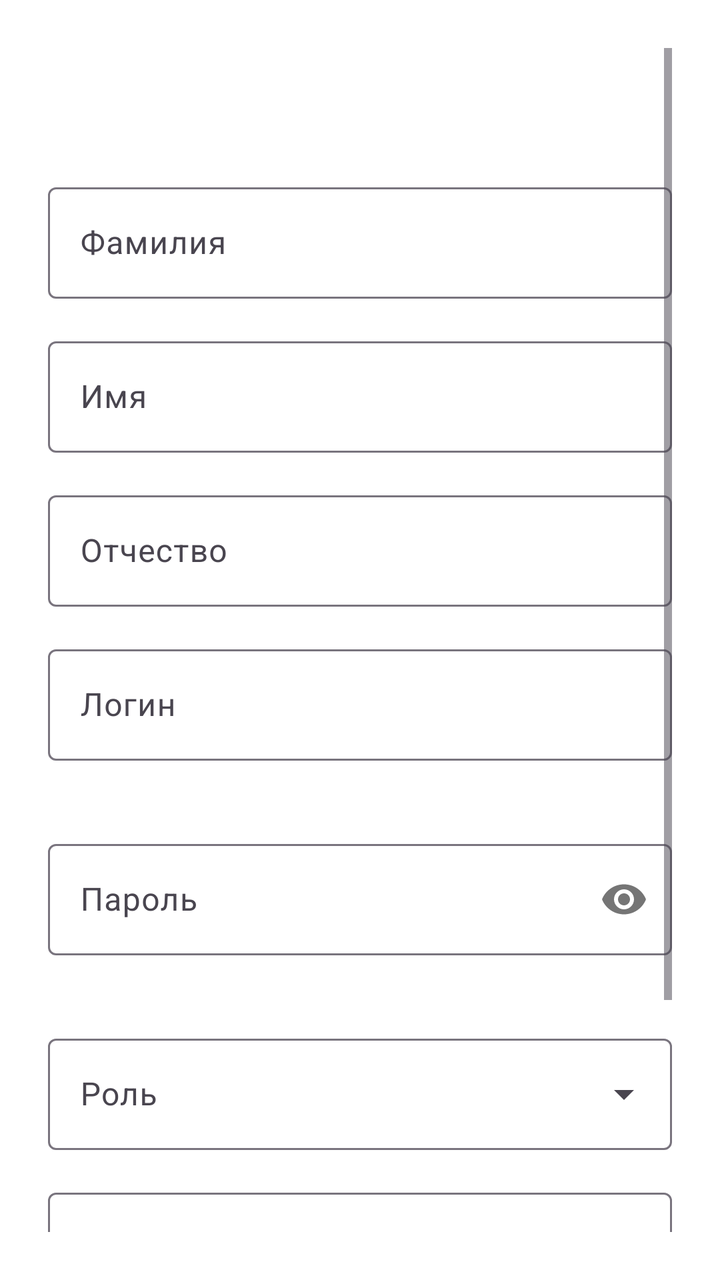
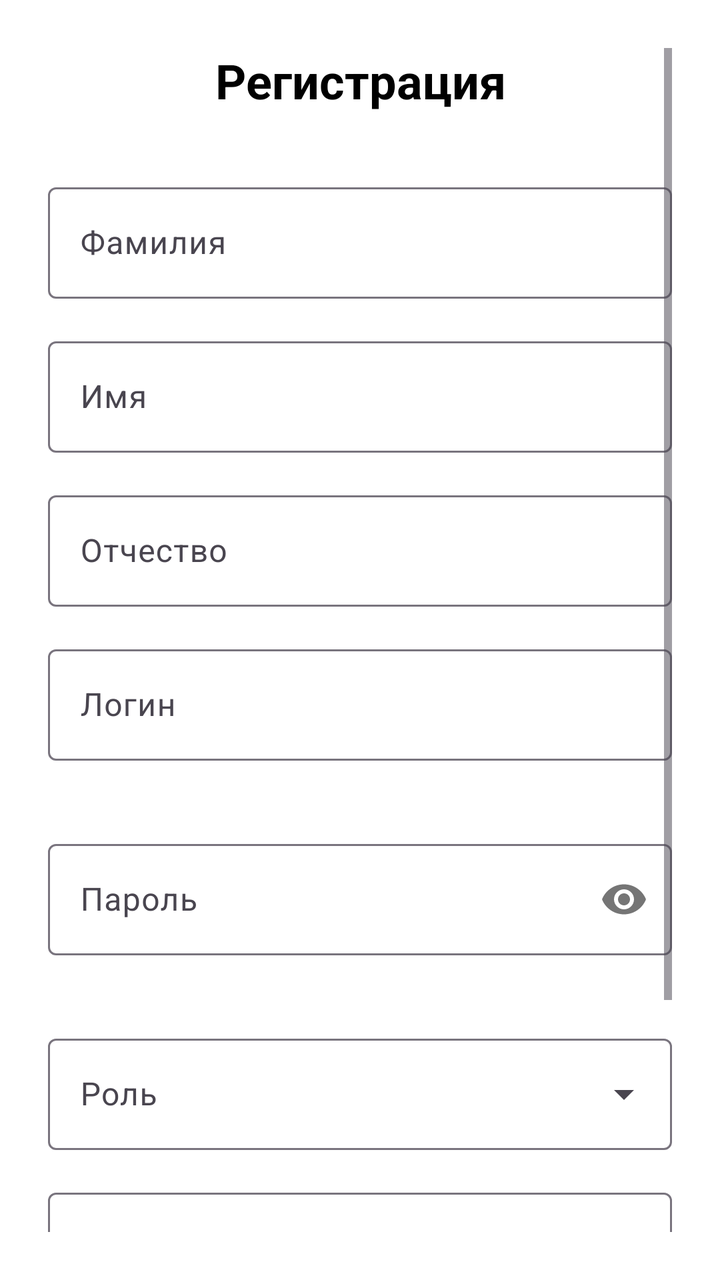

Two renders of the same Android screen: before a commit and after it. Below are the layout's source before the change and the commit's diff.
<!-- AndroidManifest.xml: application theme Theme.SoftwareAccountingAndroid -->
<!-- res/layout/activity_registration.xml -->
<?xml version="1.0" encoding="utf-8"?>
<ScrollView xmlns:android="http://schemas.android.com/apk/res/android"
    xmlns:app="http://schemas.android.com/apk/res-auto"
    android:layout_width="match_parent"
    android:layout_height="match_parent"
    android:padding="24dp"
    android:background="@color/white">

    <LinearLayout
        android:layout_width="match_parent"
        android:layout_height="wrap_content"
        android:orientation="vertical">

        <TextView
            android:layout_width="match_parent"
            android:layout_height="wrap_content"
            android:text="Регистрация"
            android:textSize="24sp"
            android:textStyle="bold"
            android:gravity="center"
            android:layout_marginBottom="32dp"
            android:textColor="@color/white" />

        
        <com.google.android.material.textfield.TextInputLayout
            android:layout_width="match_parent"
            android:layout_height="wrap_content"
            android:layout_marginBottom="16dp">

            <com.google.android.material.textfield.TextInputEditText
                android:id="@+id/etLastName"
                android:layout_width="match_parent"
                android:layout_height="wrap_content"
                android:hint="Фамилия"
                android:inputType="textCapWords"
                android:maxLines="1" />

        </com.google.android.material.textfield.TextInputLayout>

        
        <com.google.android.material.textfield.TextInputLayout
            android:layout_width="match_parent"
            android:layout_height="wrap_content"
            android:layout_marginBottom="16dp">

            <com.google.android.material.textfield.TextInputEditText
                android:id="@+id/etFirstName"
                android:layout_width="match_parent"
                android:layout_height="wrap_content"
                android:hint="Имя"
                android:inputType="textCapWords"
                android:maxLines="1" />

        </com.google.android.material.textfield.TextInputLayout>

        
        <com.google.android.material.textfield.TextInputLayout
            android:layout_width="match_parent"
            android:layout_height="wrap_content"
            android:layout_marginBottom="16dp">

            <com.google.android.material.textfield.TextInputEditText
                android:id="@+id/etPatronymic"
                android:layout_width="match_parent"
                android:layout_height="wrap_content"
                android:hint="Отчество"
                android:inputType="textCapWords"
                android:maxLines="1" />

        </com.google.android.material.textfield.TextInputLayout>

        
        <com.google.android.material.textfield.TextInputLayout
            android:layout_width="match_parent"
            android:layout_height="wrap_content"
            android:layout_marginBottom="16dp"
            app:errorEnabled="true">

            <com.google.android.material.textfield.TextInputEditText
                android:id="@+id/etLogin"
                android:layout_width="match_parent"
                android:layout_height="wrap_content"
                android:hint="Логин"
                android:inputType="text"
                android:maxLines="1" />

        </com.google.android.material.textfield.TextInputLayout>

        
        <com.google.android.material.textfield.TextInputLayout
            android:layout_width="match_parent"
            android:layout_height="wrap_content"
            android:layout_marginBottom="16dp"
            app:errorEnabled="true"
            app:passwordToggleEnabled="true">

            <com.google.android.material.textfield.TextInputEditText
                android:id="@+id/etPassword"
                android:layout_width="match_parent"
                android:layout_height="wrap_content"
                android:hint="Пароль"
                android:inputType="textPassword"
                android:maxLines="1" />

        </com.google.android.material.textfield.TextInputLayout>

        
        <com.google.android.material.textfield.TextInputLayout
            android:layout_width="match_parent"
            android:layout_height="wrap_content"
            android:layout_marginBottom="16dp"
            style="@style/Widget.Material3.TextInputLayout.OutlinedBox.ExposedDropdownMenu">

            <AutoCompleteTextView
                android:id="@+id/actvRole"
                android:layout_width="match_parent"
                android:layout_height="wrap_content"
                android:hint="Роль"
                android:inputType="none" />

        </com.google.android.material.textfield.TextInputLayout>

        
        <com.google.android.material.textfield.TextInputLayout
            android:layout_width="match_parent"
            android:layout_height="wrap_content"
            android:layout_marginBottom="32dp"
            style="@style/Widget.Material3.TextInputLayout.OutlinedBox.ExposedDropdownMenu">

            <AutoCompleteTextView
                android:id="@+id/actvDepartment"
                android:layout_width="match_parent"
                android:layout_height="wrap_content"
                android:hint="Отдел"
                android:inputType="none" />

        </com.google.android.material.textfield.TextInputLayout>

        
        <com.google.android.material.button.MaterialButton
            android:id="@+id/btnRegister"
            android:layout_width="match_parent"
            android:layout_height="wrap_content"
            android:text="Зарегистрироваться"
            android:textSize="16sp"
            android:layout_marginBottom="16dp"
            app:cornerRadius="12dp"
            android:backgroundTint="@color/white" />

        <com.google.android.material.button.MaterialButton
            android:id="@+id/btnBack"
            android:layout_width="match_parent"
            android:layout_height="wrap_content"
            android:text="Назад"
            android:textSize="16sp"
            app:cornerRadius="12dp"
            android:backgroundTint="@color/gray" />

        <ProgressBar
            android:id="@+id/progressBar"
            android:layout_width="wrap_content"
            android:layout_height="wrap_content"
            android:layout_gravity="center"
            android:visibility="gone" />

    </LinearLayout>

</ScrollView>
<!-- resources referenced by this layout -->
<resources>
  <color name="gray">#808080</color>
  <color name="white">#FFFFFFFF</color>
  <style name="Theme.SoftwareAccountingAndroid" parent="Base.Theme.SoftwareAccountingAndroid" />
  <style name="Base.Theme.SoftwareAccountingAndroid" parent="Theme.Material3.DayNight.NoActionBar">
          
          <item name="colorPrimary">@color/purple_500</item>
          <item name="colorPrimaryVariant">@color/purple_700</item>
          <item name="colorOnPrimary">@color/white</item>
      </style>
  <color name="purple_500">#FF6200EE</color>
  <color name="purple_700">#FF3700B3</color>
</resources>

<!-- the commit's change to res/layout/activity_registration.xml (unified diff, before → after) -->
@@ -19,7 +19,7 @@
             android:textStyle="bold"
             android:gravity="center"
             android:layout_marginBottom="32dp"
-            android:textColor="@color/white" />
+            android:textColor="@color/black" />
 
         
         <com.google.android.material.textfield.TextInputLayout
@@ -145,7 +145,7 @@
             android:textSize="16sp"
             android:layout_marginBottom="16dp"
             app:cornerRadius="12dp"
-            android:backgroundTint="@color/white" />
+            android:backgroundTint="@color/button_background" />
 
         <com.google.android.material.button.MaterialButton
             android:id="@+id/btnBack"
<!-- resource entries referenced after the edit -->
@@ -1,15 +1,17 @@
 <!-- resources referenced by this layout -->
 <resources>
+  <color name="black">#FF000000</color>
+  <color name="button_background">@color/purple_500</color>
   <color name="gray">#808080</color>
   <color name="white">#FFFFFFFF</color>
   <style name="Theme.SoftwareAccountingAndroid" parent="Base.Theme.SoftwareAccountingAndroid" />
+  <color name="purple_500">#FF6200EE</color>
   <style name="Base.Theme.SoftwareAccountingAndroid" parent="Theme.Material3.DayNight.NoActionBar">
           
           <item name="colorPrimary">@color/purple_500</item>
           <item name="colorPrimaryVariant">@color/purple_700</item>
           <item name="colorOnPrimary">@color/white</item>
       </style>
-  <color name="purple_500">#FF6200EE</color>
   <color name="purple_700">#FF3700B3</color>
 </resources>
 
